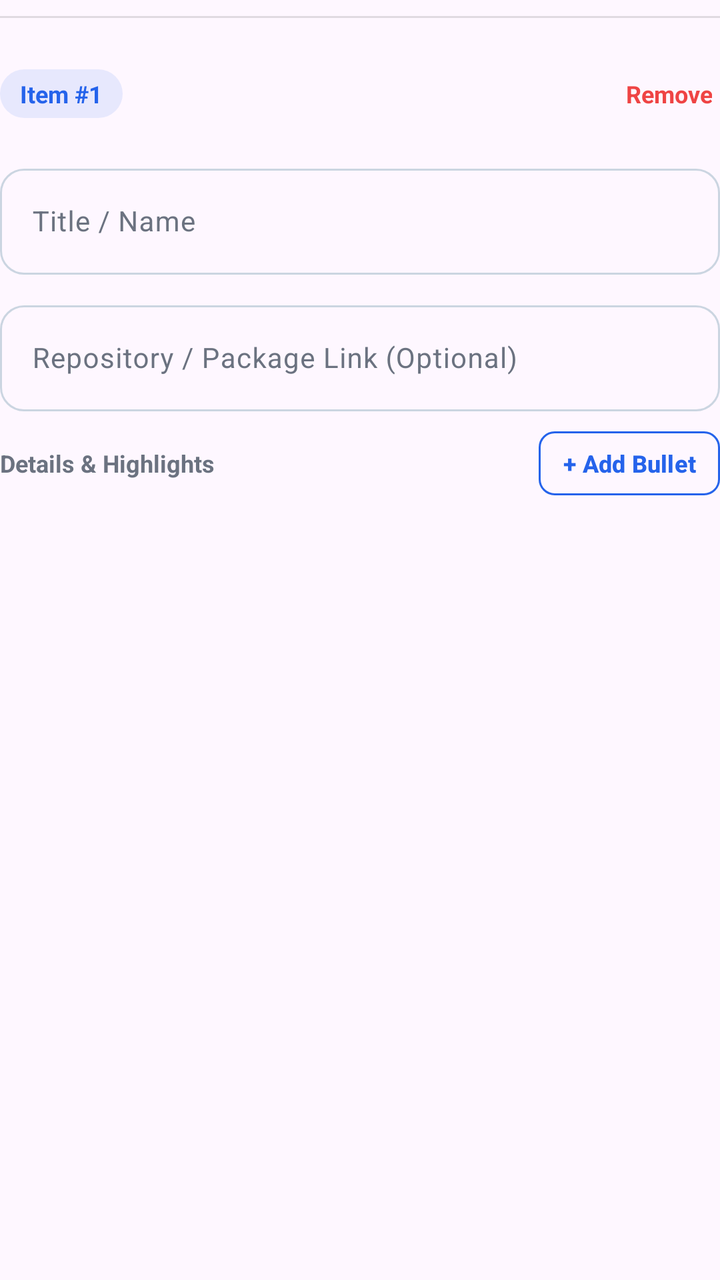
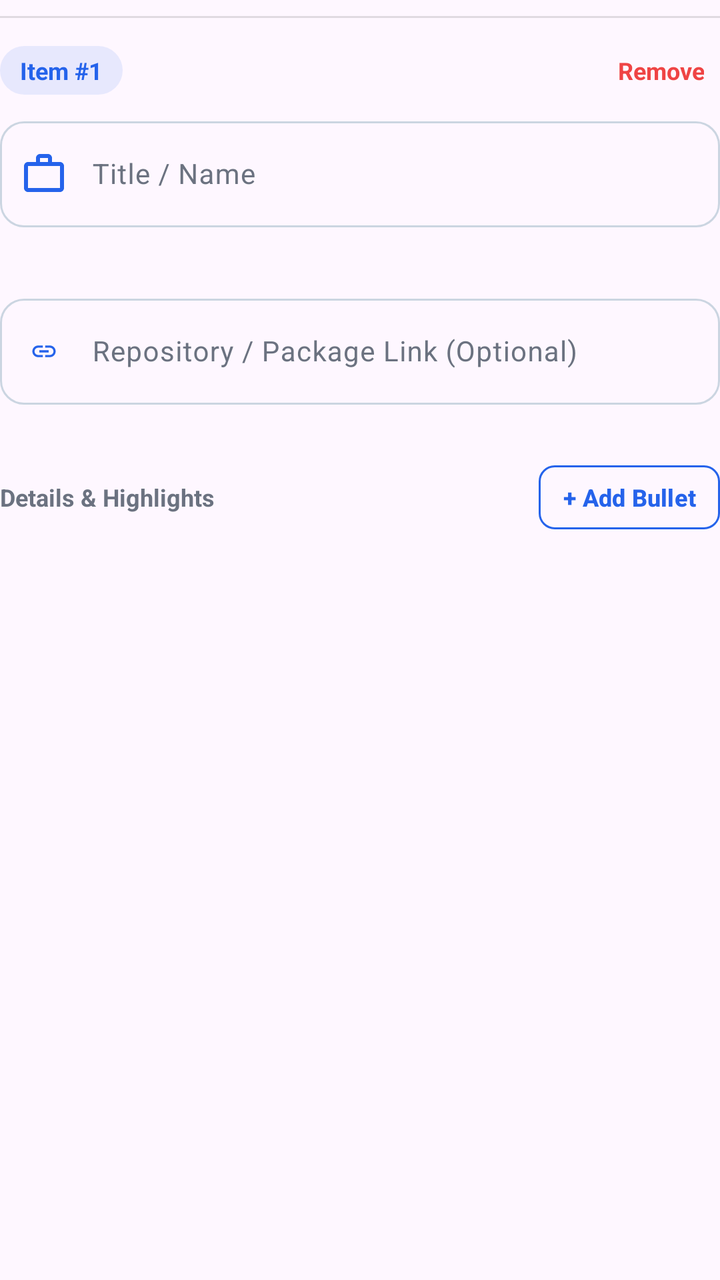

An Android layout rendered at two revisions. The XML below is the earlier revision; the diff shows what the commit changed to produce the second picture.
<!-- AndroidManifest.xml: application theme Theme.MyApplication -->
<!-- res/layout/item_custom_entry.xml -->
<?xml version="1.0" encoding="utf-8"?>
<LinearLayout xmlns:android="http://schemas.android.com/apk/res/android"
    xmlns:app="http://schemas.android.com/apk/res-auto"
    android:layout_width="match_parent"
    android:layout_height="wrap_content"
    android:orientation="vertical">

    
    <View
        android:id="@+id/dividerEntry"
        android:layout_width="match_parent"
        android:layout_height="1dp"
        android:layout_marginTop="8dp"
        android:layout_marginBottom="14dp"
        android:background="@color/app_border" />

    <RelativeLayout
        android:layout_width="match_parent"
        android:layout_height="wrap_content"
        android:layout_marginBottom="8dp">

        <TextView
            android:id="@+id/tvCustomItemHeader"
            android:layout_width="wrap_content"
            android:layout_height="wrap_content"
            android:layout_alignParentStart="true"
            android:layout_centerVertical="true"
            android:background="@drawable/bg_pill_badge"
            android:paddingHorizontal="10dp"
            android:paddingVertical="4dp"
            android:text="Item #1"
            android:textColor="@color/app_primary"
            android:textSize="12sp"
            android:textStyle="bold" />

        <TextView
            android:id="@+id/btnRemoveCustomItem"
            android:layout_width="wrap_content"
            android:layout_height="wrap_content"
            android:layout_alignParentEnd="true"
            android:layout_centerVertical="true"
            android:background="?attr/selectableItemBackgroundBorderless"
            android:gravity="center_vertical|end"
            android:minWidth="48dp"
            android:minHeight="48dp"
            android:paddingStart="12dp"
            android:paddingEnd="4dp"
            android:text="Remove"
            android:textColor="@color/app_danger"
            android:textSize="12sp"
            android:textStyle="bold" />

    </RelativeLayout>

    
    <com.google.android.material.textfield.TextInputLayout
        android:id="@+id/tilCustomTitle"
        style="@style/Widget.Material3.TextInputLayout.OutlinedBox"
        android:layout_width="match_parent"
        android:layout_height="wrap_content"
        android:layout_marginBottom="10dp"
        android:hint="@string/hint_custom_title"
        app:boxCornerRadiusBottomEnd="12dp"
        app:boxCornerRadiusBottomStart="12dp"
        app:boxCornerRadiusTopEnd="12dp"
        app:boxCornerRadiusTopStart="12dp">

        <com.google.android.material.textfield.TextInputEditText
            android:id="@+id/etCustomTitle"
            android:layout_width="match_parent"
            android:layout_height="wrap_content"
            android:imeOptions="actionNext"
            android:inputType="textCapWords"
            android:textColor="@color/app_text_primary"
            android:textSize="14sp" />

    </com.google.android.material.textfield.TextInputLayout>

    
    <com.google.android.material.textfield.TextInputLayout
        android:id="@+id/tilCustomLink"
        style="@style/Widget.Material3.TextInputLayout.OutlinedBox"
        android:layout_width="match_parent"
        android:layout_height="wrap_content"
        android:layout_marginBottom="10dp"
        android:hint="@string/hint_custom_link_optional"
        app:boxCornerRadiusBottomEnd="12dp"
        app:boxCornerRadiusBottomStart="12dp"
        app:boxCornerRadiusTopEnd="12dp"
        app:boxCornerRadiusTopStart="12dp">

        <com.google.android.material.textfield.TextInputEditText
            android:id="@+id/etCustomLink"
            android:layout_width="match_parent"
            android:layout_height="wrap_content"
            android:imeOptions="actionDone"
            android:inputType="textUri"
            android:textColor="@color/app_text_primary"
            android:textSize="14sp" />

    </com.google.android.material.textfield.TextInputLayout>

    
    <LinearLayout
        android:layout_width="match_parent"
        android:layout_height="wrap_content"
        android:gravity="center_vertical"
        android:orientation="horizontal"
        android:layout_marginBottom="8dp">

        <TextView
            android:id="@+id/tvCustomDetailsHeader"
            android:layout_width="0dp"
            android:layout_height="wrap_content"
            android:layout_weight="1"
            android:text="@string/header_custom_details"
            android:textColor="@color/app_text_muted"
            android:textSize="12sp"
            android:textStyle="bold" />

        <com.google.android.material.button.MaterialButton
            android:id="@+id/btnAddCustomBullet"
            style="?attr/materialButtonOutlinedStyle"
            android:layout_width="wrap_content"
            android:layout_height="32dp"
            android:insetTop="0dp"
            android:insetBottom="0dp"
            android:paddingHorizontal="12dp"
            android:text="@string/action_add_bullet"
            android:textSize="12sp"
            android:textStyle="bold"
            app:cornerRadius="8dp"
            app:strokeColor="@color/app_primary" />

    </LinearLayout>

    
    <LinearLayout
        android:id="@+id/llCustomBulletsContainer"
        android:layout_width="match_parent"
        android:layout_height="wrap_content"
        android:orientation="vertical"
        android:clipChildren="false"
        android:clipToPadding="false"
        android:layout_marginBottom="8dp" />

</LinearLayout>
<!-- resources referenced by this layout -->
<resources>
  <color name="app_border">#1E000000</color>
  <color name="app_danger">#EF4444</color>
  <color name="app_primary">#2563EB</color>
  <color name="app_text_muted">#6B7280</color>
  <color name="app_text_primary">#111827</color>
  <!-- drawable bg_pill_badge (drawable) -->
  <?xml version="1.0" encoding="utf-8"?>
  <shape xmlns:android="http://schemas.android.com/apk/res/android"
      android:shape="rectangle">
      <corners android:radius="20dp" />
      <solid android:color="@color/app_primary_container" />
  </shape>
  <string name="action_add_bullet">+ Add Bullet</string>
  <string name="header_custom_details">Details &amp; Highlights</string>
  <string name="hint_custom_link_optional">Repository / Package Link (Optional)</string>
  <string name="hint_custom_title">Title / Name</string>
  <color name="app_primary_container">#1A2563EB</color>
  <color name="chip_bg_color">#F0F4F8</color>
  <color name="chip_text_color">#0F172A</color>
  <color name="app_surface">#FFFFFF</color>
  <color name="chip_stroke_color">#CBD5E1</color>
  <color name="app_background">#F4F5F7</color>
  <style name="Widget.App.SkillChip" parent="Widget.Material3.Chip.Assist">
          <item name="chipBackgroundColor">@color/chip_bg_color</item>
          <item name="chipStrokeColor">@color/chip_stroke_color</item>
          <item name="chipStrokeWidth">1dp</item>
          <item name="chipCornerRadius">8dp</item>
          <item name="android:textColor">@color/chip_text_color</item>
          <item name="closeIconTint">@color/chip_close_icon_tint</item>
      </style>
  <style name="AppBottomSheetDialogTheme" parent="Theme.Material3.DayNight.BottomSheetDialog">
          <item name="colorSurfaceContainerLow">@color/app_surface</item>
          <item name="bottomSheetStyle">@style/AppModalBottomSheet</item>
      </style>
  <color name="chip_close_icon_tint">#64748B</color>
  <style name="AppModalBottomSheet" parent="Widget.Material3.BottomSheet.Modal">
          <item name="backgroundTint">@color/app_surface</item>
      </style>
  <!-- unchanged entries left out for length: 1 -->
</resources>

<!-- the commit's change to res/layout/item_custom_entry.xml (unified diff, before → after) -->
@@ -39,12 +39,10 @@
             android:layout_height="wrap_content"
             android:layout_alignParentEnd="true"
             android:layout_centerVertical="true"
-            android:background="?attr/selectableItemBackgroundBorderless"
+            android:background="?attr/selectableItemBackground"
             android:gravity="center_vertical|end"
-            android:minWidth="48dp"
-            android:minHeight="48dp"
-            android:paddingStart="12dp"
-            android:paddingEnd="4dp"
+            android:paddingHorizontal="8dp"
+            android:paddingVertical="4dp"
             android:text="Remove"
             android:textColor="@color/app_danger"
             android:textSize="12sp"
@@ -55,11 +53,15 @@
     
     <com.google.android.material.textfield.TextInputLayout
         android:id="@+id/tilCustomTitle"
-        style="@style/Widget.Material3.TextInputLayout.OutlinedBox"
+        style="?attr/textInputOutlinedStyle"
         android:layout_width="match_parent"
         android:layout_height="wrap_content"
         android:layout_marginBottom="10dp"
         android:hint="@string/hint_custom_title"
+        app:errorEnabled="true"
+        app:startIconDrawable="@drawable/ic_work"
+        app:startIconTint="@color/app_primary"
+        app:startIconMinSize="44dp"
         app:boxCornerRadiusBottomEnd="12dp"
         app:boxCornerRadiusBottomStart="12dp"
         app:boxCornerRadiusTopEnd="12dp"
@@ -71,6 +73,8 @@
             android:layout_height="wrap_content"
             android:imeOptions="actionNext"
             android:inputType="textCapWords"
+            android:paddingStart="46dp"
+            android:paddingEnd="12dp"
             android:textColor="@color/app_text_primary"
             android:textSize="14sp" />
 
@@ -79,11 +83,15 @@
     
     <com.google.android.material.textfield.TextInputLayout
         android:id="@+id/tilCustomLink"
-        style="@style/Widget.Material3.TextInputLayout.OutlinedBox"
+        style="?attr/textInputOutlinedStyle"
         android:layout_width="match_parent"
         android:layout_height="wrap_content"
         android:layout_marginBottom="10dp"
         android:hint="@string/hint_custom_link_optional"
+        app:errorEnabled="true"
+        app:startIconDrawable="@drawable/ic_link_14"
+        app:startIconTint="@color/app_primary"
+        app:startIconMinSize="44dp"
         app:boxCornerRadiusBottomEnd="12dp"
         app:boxCornerRadiusBottomStart="12dp"
         app:boxCornerRadiusTopEnd="12dp"
@@ -95,6 +103,8 @@
             android:layout_height="wrap_content"
             android:imeOptions="actionDone"
             android:inputType="textUri"
+            android:paddingStart="46dp"
+            android:paddingEnd="12dp"
             android:textColor="@color/app_text_primary"
             android:textSize="14sp" />
 
<!-- resource entries referenced after the edit -->
@@ -12,6 +12,26 @@
       <corners android:radius="20dp" />
       <solid android:color="@color/app_primary_container" />
   </shape>
+  <!-- drawable ic_link_14 (drawable) -->
+  <vector xmlns:android="http://schemas.android.com/apk/res/android"
+      android:width="14dp"
+      android:height="14dp"
+      android:viewportWidth="24"
+      android:viewportHeight="24">
+      <path
+          android:fillColor="#2563EB"
+          android:pathData="M3.9,12c0,-1.71 1.39,-3.1 3.1,-3.1h4V7H7c-2.76,0 -5,2.24 -5,5s2.24,5 5,5h4v-1.9H7c-1.71,0 -3.1,-1.39 -3.1,-3.1zM8,13h8v-2H8v2zm9,-6h-4v1.9h4c1.71,0 3.1,1.39 3.1,3.1s-1.39,3.1 -3.1,3.1h-4V17h4c2.76,0 5,-2.24 5,-5s-2.24,-5 -5,-5z" />
+  </vector>
+  <!-- drawable ic_work (drawable) -->
+  <vector xmlns:android="http://schemas.android.com/apk/res/android"
+      android:width="24dp"
+      android:height="24dp"
+      android:viewportWidth="24"
+      android:viewportHeight="24">
+      <path
+          android:fillColor="@color/app_primary"
+          android:pathData="M20,6h-4V4c0,-1.11 -0.89,-2 -2,-2h-4c-1.11,0 -2,0.89 -2,2v2H4c-1.11,0 -1.99,0.89 -1.99,2L2,19c0,1.11 0.89,2 2,2h16c1.11,0 2,-0.89 2,-2V8c0,-1.11 -0.89,-2 -2,-2zM10,4h4v2h-4V4zm10,15H4V8h16v11z" />
+  </vector>
   <string name="action_add_bullet">+ Add Bullet</string>
   <string name="header_custom_details">Details &amp; Highlights</string>
   <string name="hint_custom_link_optional">Repository / Package Link (Optional)</string>
